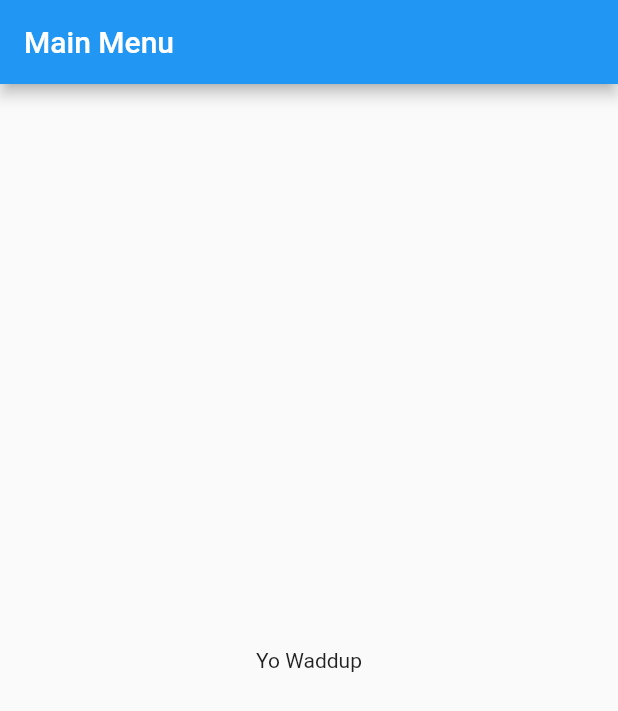
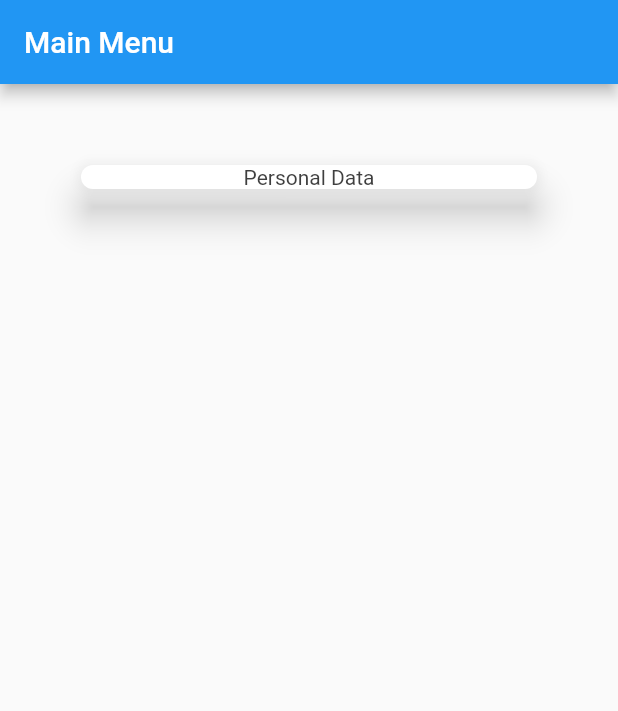
Before and after one commit to dondonjedd/MyContacts, a Flutter app: the screen it shows after launch, on a phone screen of 412 x 824 dp. Shown: the top 711 px of the screen. Run offline on Flutter 3.47's test engine with Material 2 defaults, Android fonts, the phone set to English and light mode, and no system bars; Roboto replaces fonts that are missing (Montserrat Regular).

Commit message:
Create a sample card for the dashboard in the body
-will be used to make dashboards
-Uses card text style

```diff
--- a/lib/MyHomePage.dart
+++ b/lib/MyHomePage.dart
@@ -41,31 +41,26 @@ class _MyHomePageState extends State<MyHomePage> {
         // the App.build method, and use it to set our appbar title.
         title: Text(widget.title),
       ),
-      body: Center(
-        // Center is a layout widget. It takes a single child and positions it
-        // in the middle of the parent.
-        child: Column(
-          // Column is also a layout widget. It takes a list of children and
-          // arranges them vertically. By default, it sizes itself to fit its
-          // children horizontally, and tries to be as tall as its parent.
-          //
-          // Invoke "debug painting" (press "p" in the console, choose the
-          // "Toggle Debug Paint" action from the Flutter Inspector in Android
-          // Studio, or the "Toggle Debug Paint" command in Visual Studio Code)
-          // to see the wireframe for each widget.
-          //
-          // Column has various properties to control how it sizes itself and
-          // how it positions its children. Here we use mainAxisAlignment to
-          // center the children vertically; the main axis here is the vertical
-          // axis because Columns are vertical (the cross axis would be
-          // horizontal).
-          mainAxisAlignment: MainAxisAlignment.center,
-          children: const <Widget>[
-            Text(
-                'Yo Waddup'
-            ),
-          ],
-        ),
+      body: Stack(
+        children: [
+          SafeArea(
+              child: Padding(padding: EdgeInsets.all(50.0),
+                child: Column(children: [
+                  Expanded(
+                      child: ListView(
+                        primary: false,
+                        children: [Card(shape:RoundedRectangleBorder(borderRadius: BorderRadius.circular(8)), elevation: 10,
+                            child: Column(
+                              mainAxisAlignment: MainAxisAlignment.center,
+                              children: <Widget>[Text('Personal Data', style: cardTextStyle)],
+                            )
+                        )]
+                      )
+                  )
+                ],)
+              )
+          )
+        ],
       ),
     );
   }
```
